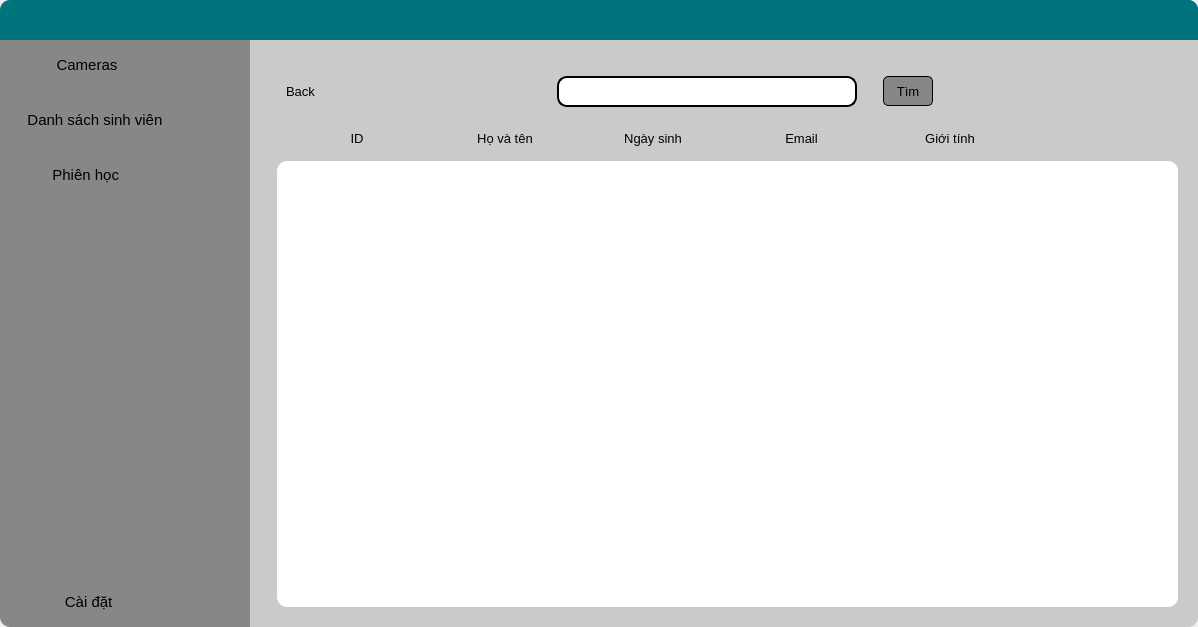
This is Server/View/server_gui.ui in NegiKirin/PBL4-23-24 as Qt 5 draws it before an edit. The edited form follows.
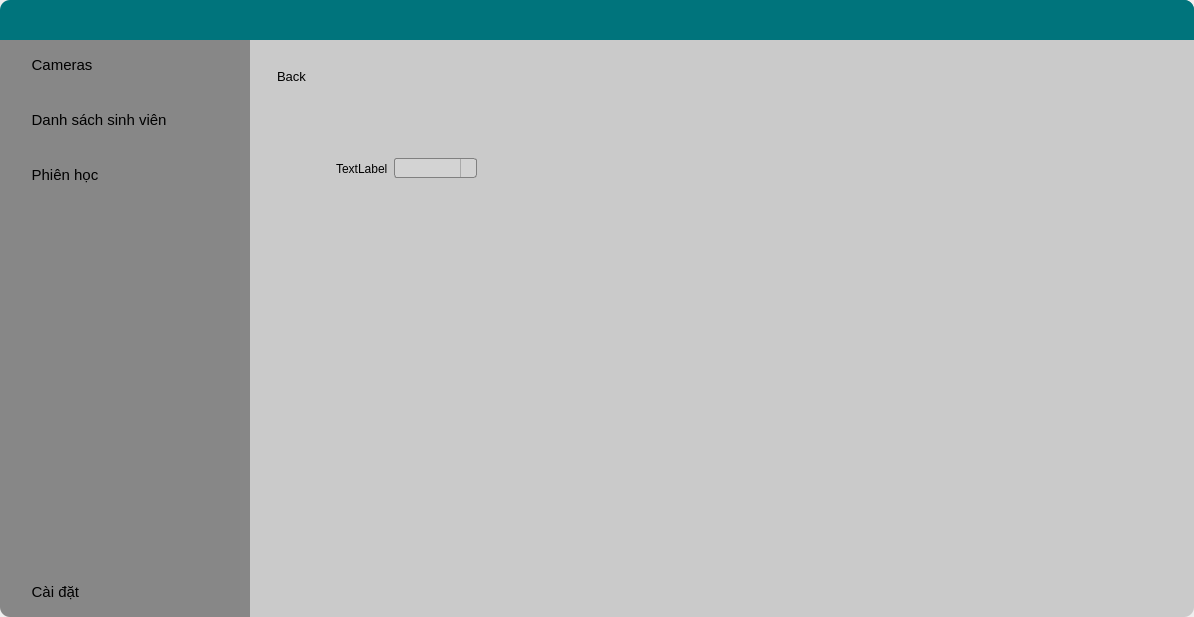
This is the edited form. The open tabs and pages were chosen to show the change. Icons and pictures are not drawn.

```diff
--- a/Server/View/server_gui.ui
+++ b/Server/View/server_gui.ui
@@ -6,8 +6,8 @@
    <rect>
     <x>0</x>
     <y>0</y>
-    <width>1198</width>
-    <height>627</height>
+    <width>1194</width>
+    <height>617</height>
    </rect>
   </property>
   <property name="windowTitle">
@@ -374,7 +374,7 @@
 }</string>
                </property>
                <property name="text">
-                <string>          Cameras</string>
+                <string>    Cameras</string>
                </property>
                <property name="icon">
                 <iconset resource="resources.qrc">
@@ -435,7 +435,7 @@
 }</string>
                </property>
                <property name="text">
-                <string>   Danh sách sinh viên</string>
+                <string>    Danh sách sinh viên</string>
                </property>
                <property name="icon">
                 <iconset resource="resources.qrc">
@@ -478,7 +478,7 @@
 }</string>
                </property>
                <property name="text">
-                <string>         Phiên học</string>
+                <string>    Phiên học</string>
                </property>
                <property name="icon">
                 <iconset resource="resources.qrc">
@@ -561,7 +561,7 @@
 }</string>
                </property>
                <property name="text">
-                <string>            Cài đặt</string>
+                <string>    Cài đặt</string>
                </property>
                <property name="icon">
                 <iconset resource="resources.qrc">
@@ -2901,11 +2901,29 @@
 QScrollBar::add-page::vertical, QScrollBar::sub-page::vertical{
 	background: none;
 }
-
- QListView::item {
-
+QListView::item{
+	margin-top: 5px;
+	border-radius: 10px;
+	border-style: none;
+}
+ QListView::item:hover {
+	background-color: rgb(130, 195, 195);
+	border-radius: 10px;
+ }
+ QListView::item:selected {
+	background-color: rgb(130, 195, 195);
  }</string>
                       </property>
+                      <item>
+                       <property name="text">
+                        <string>New Item</string>
+                       </property>
+                      </item>
+                      <item>
+                       <property name="text">
+                        <string>New Item</string>
+                       </property>
+                      </item>
                      </widget>
                     </item>
                    </layout>
@@ -2916,6 +2934,175 @@
               </item>
              </layout>
             </widget>
+            <widget class="QWidget" name="page_7">
+             <property name="styleSheet">
+              <string notr="true">#page_7{
+background-color: rgb(202, 202, 202);
+}
+</string>
+             </property>
+             <layout class="QVBoxLayout" name="verticalLayout_20">
+              <item>
+               <widget class="QWidget" name="widget_32" native="true">
+                <property name="sizePolicy">
+                 <sizepolicy hsizetype="Preferred" vsizetype="Maximum">
+                  <horstretch>0</horstretch>
+                  <verstretch>0</verstretch>
+                 </sizepolicy>
+                </property>
+                <layout class="QHBoxLayout" name="horizontalLayout_31">
+                 <item>
+                  <widget class="QPushButton" name="btn_back_to_page_list_session_2">
+                   <property name="font">
+                    <font>
+                     <pointsize>10</pointsize>
+                    </font>
+                   </property>
+                   <property name="cursor">
+                    <cursorShape>PointingHandCursor</cursorShape>
+                   </property>
+                   <property name="text">
+                    <string>Back</string>
+                   </property>
+                   <property name="icon">
+                    <iconset resource="resources.qrc">
+                     <normaloff>:/icons/images/icons/icons8-back-50.png</normaloff>:/icons/images/icons/icons8-back-50.png</iconset>
+                   </property>
+                  </widget>
+                 </item>
+                 <item>
+                  <spacer name="horizontalSpacer_17">
+                   <property name="orientation">
+                    <enum>Qt::Horizontal</enum>
+                   </property>
+                   <property name="sizeHint" stdset="0">
+                    <size>
+                     <width>833</width>
+                     <height>20</height>
+                    </size>
+                   </property>
+                  </spacer>
+                 </item>
+                </layout>
+               </widget>
+              </item>
+              <item>
+               <widget class="QWidget" name="widget_33" native="true">
+                <property name="sizePolicy">
+                 <sizepolicy hsizetype="Preferred" vsizetype="Expanding">
+                  <horstretch>0</horstretch>
+                  <verstretch>0</verstretch>
+                 </sizepolicy>
+                </property>
+                <layout class="QVBoxLayout" name="verticalLayout_21">
+                 <item>
+                  <widget class="QWidget" name="widget_34" native="true">
+                   <layout class="QHBoxLayout" name="horizontalLayout_33">
+                    <item>
+                     <spacer name="horizontalSpacer_18">
+                      <property name="orientation">
+                       <enum>Qt::Horizontal</enum>
+                      </property>
+                      <property name="sizeType">
+                       <enum>QSizePolicy::Maximum</enum>
+                      </property>
+                      <property name="sizeHint" stdset="0">
+                       <size>
+                        <width>50</width>
+                        <height>20</height>
+                       </size>
+                      </property>
+                     </spacer>
+                    </item>
+                    <item>
+                     <widget class="QLabel" name="label_36">
+                      <property name="text">
+                       <string>TextLabel</string>
+                      </property>
+                     </widget>
+                    </item>
+                    <item>
+                     <widget class="QComboBox" name="comboBox">
+                      <property name="styleSheet">
+                       <string notr="true">QComboBox {
+    border: 1px solid gray;
+    border-radius: 3px;
+    padding: 1px 18px 1px 3px;
+    min-width: 6em;
+}
+
+QComboBox:editable {
+    background: white;
+}
+
+QComboBox:!editable, QComboBox::drop-down:editable {
+     background: lightgray;
+}
+
+/* QComboBox getting the focus, using a different border color */
+
+QComboBox:focus {
+    border: 2px solid blue;
+}
+
+/* Style the drop-down button */
+
+QComboBox::drop-down {
+    subcontrol-origin: padding;
+    subcontrol-position: top right;
+    width: 15px;
+    border-left-width: 1px;
+    border-left-color: darkgray;
+    border-left-style: solid; /* just a single line */
+    border-top-right-radius: 3px; /* same radius as the QComboBox */
+    border-bottom-right-radius: 3px;
+}
+
+/* Style the items in the drop-down */
+
+QComboBox QAbstractItemView {
+    border: 2px solid darkgray;
+    selection-background-color: rgb(255, 255, 255);
+}
+
+/* style when ComboBox is disabled */
+
+QComboBox:disabled {
+    background-color: rgb(255, 255, 255);
+}</string>
+                      </property>
+                     </widget>
+                    </item>
+                    <item>
+                     <spacer name="horizontalSpacer_19">
+                      <property name="orientation">
+                       <enum>Qt::Horizontal</enum>
+                      </property>
+                      <property name="sizeHint" stdset="0">
+                       <size>
+                        <width>604</width>
+                        <height>20</height>
+                       </size>
+                      </property>
+                     </spacer>
+                    </item>
+                   </layout>
+                  </widget>
+                 </item>
+                 <item>
+                  <widget class="QWidget" name="widget_35" native="true"/>
+                 </item>
+                 <item>
+                  <widget class="QWidget" name="widget_36" native="true"/>
+                 </item>
+                 <item>
+                  <widget class="QWidget" name="widget_37" native="true"/>
+                 </item>
+                </layout>
+               </widget>
+              </item>
+             </layout>
+            </widget>
            </widget>
           </item>
          </layout>
```
Left out of the diff: 249 changed lines with no effect on the pictures.
